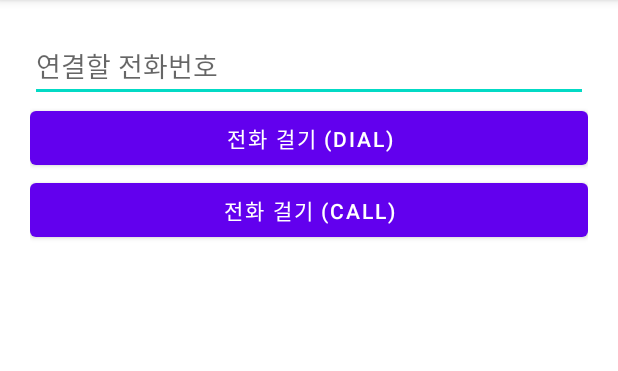
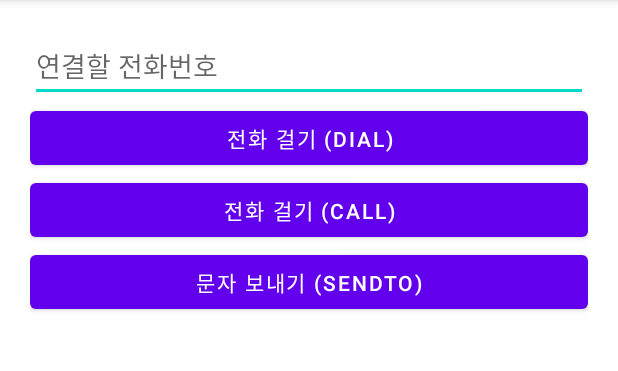
Before and after one commit to cho881020/AndroidIntent_20220517, an Android app: the screen it shows after launch (MainActivity), on a phone screen of 412 x 824 dp, the part 84-455 px from its top. Run offline under Robolectric (Android 15) with nearby library versions, the phone set to English and light mode, and no system bars.

Commit message:
SENDTO 액션 예제  - sms_body 이름표로 문구 첨부 가능.

```diff
--- a/app/src/main/res/layout/activity_main.xml
+++ b/app/src/main/res/layout/activity_main.xml
@@ -27,5 +27,12 @@
         android:layout_height="wrap_content"
         android:text="전화 걸기 (CALL)" />
 
+    <Button
+        android:id="@+id/btnSms"
+        android:layout_width="match_parent"
+        android:layout_height="wrap_content"
+        android:text="문자 보내기 (SENDTO)" />
+
+
 
 </LinearLayout>
```
Also changed, not shown: app/src/main/java/kr/nepp/androidintent_20220517/MainActivity.kt (+13 -0 lines).
